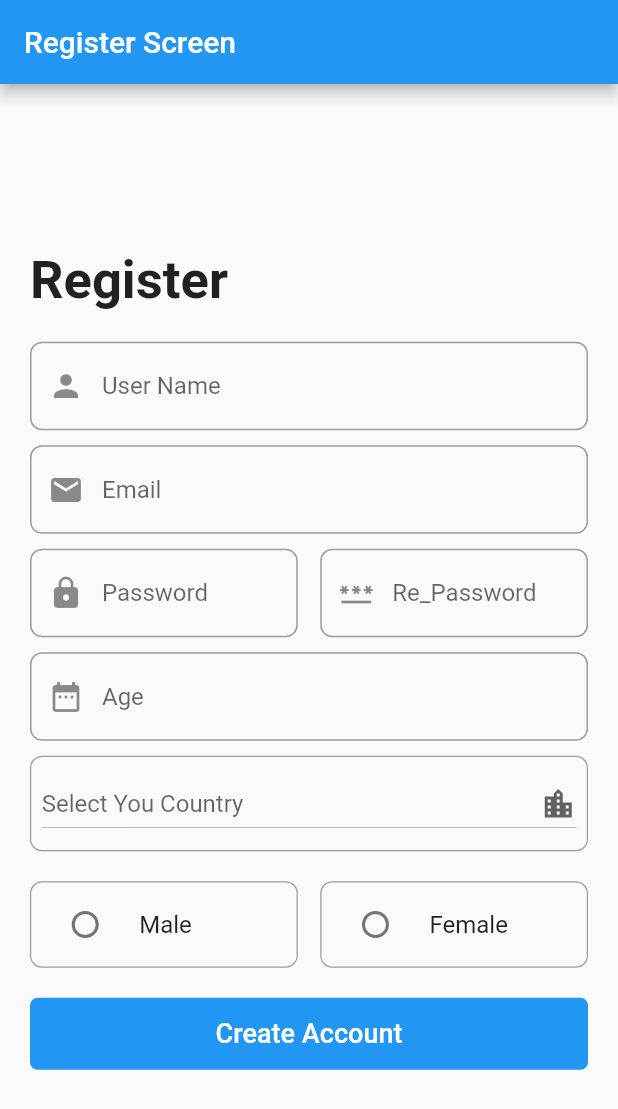
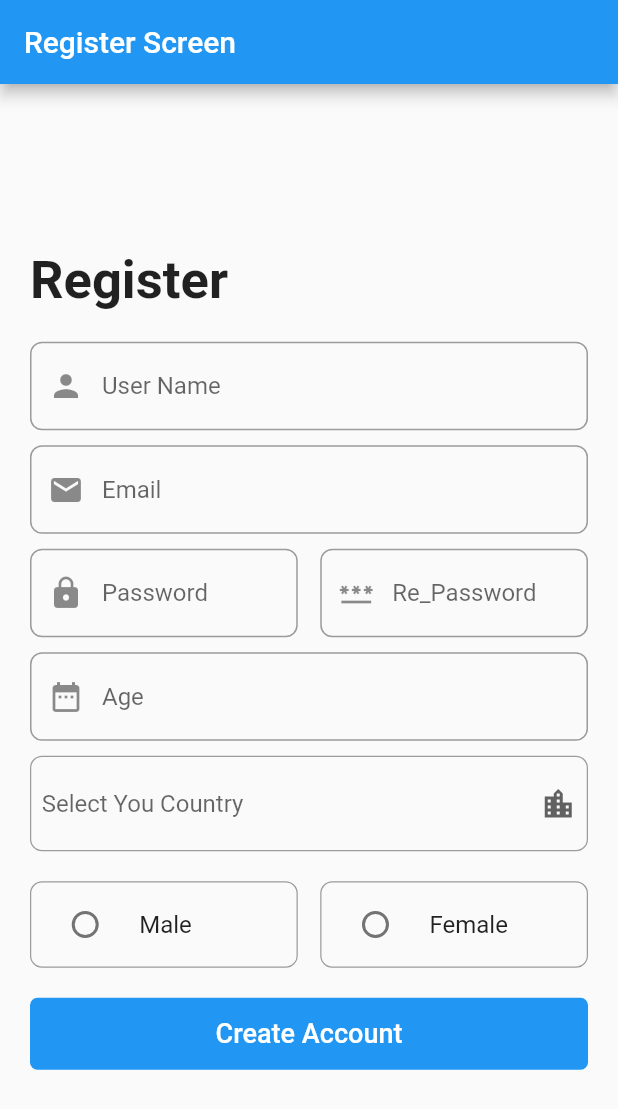
Before and after one commit to MohannedSohail/asyncprograming_Login, a Flutter app: the screen it shows after launch, after a tap on "Register", on a phone screen of 412 x 824 dp. Shown: the top 1109 px of the screen. Run offline on Flutter 3.47's test engine with Material 2 defaults, Android fonts, the phone set to English and light mode, and no system bars; our stand-ins replace flutter_svg, fluttertoast, font_awesome_flutter, shared_preferences; network calls fail.

```diff
--- a/lib/sharedpreferanceswithlogin/register.dart
+++ b/lib/sharedpreferanceswithlogin/register.dart
@@ -263,8 +263,9 @@ class _RegisterState extends State<Register> {
     );
   }
 
-  DropdownButton<Object> buildDropdownButton() {
-    return DropdownButton(
+  DropdownButtonHideUnderline buildDropdownButton() {
+    return DropdownButtonHideUnderline(
+              child: DropdownButton(
                       isExpanded: true,
                       icon: Icon(Icons.location_city),
                       borderRadius: BorderRadius.circular(15),
@@ -284,7 +285,7 @@ class _RegisterState extends State<Register> {
                           _selectedCountry=value;
                         });
                       },
-                    );
+                    ));
   }
 
   Expanded buildExpandedRadioListTile(valueNum, txt) {
```
